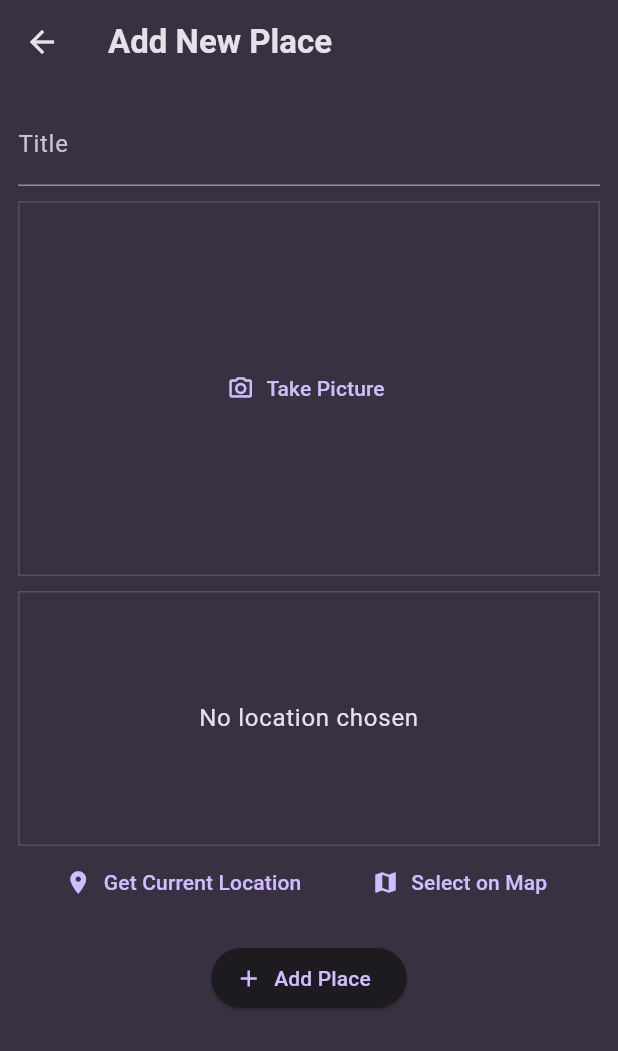
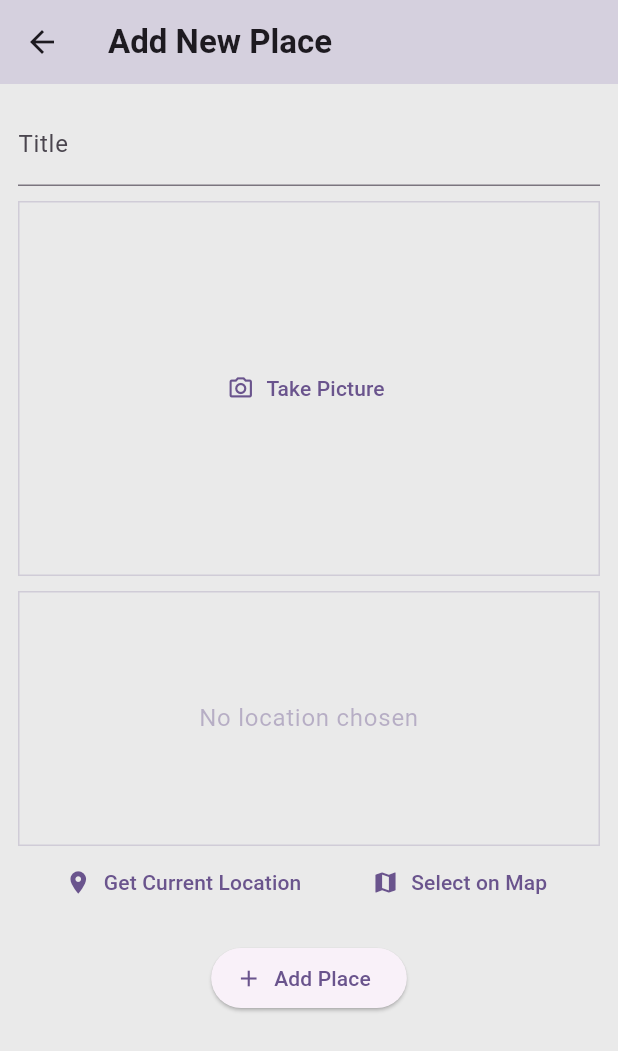
Before and after one commit to Agrima5115/Favorite_Places_App, a Flutter app: the AddPlaceScreen screen opened directly, on a phone screen of 412 x 824 dp. Shown: the top 1051 px of the screen. Run offline on Flutter 3.47's test engine with Material 3 defaults, Android fonts, the phone set to English and light mode, and no system bars; our stand-ins replace flutter_riverpod, google_fonts, google_maps_flutter, image_picker, location, sqflite; accounts and stored records are empty.

Commit message:
fixes and added app logo

```diff
--- a/lib/main.dart
+++ b/lib/main.dart
@@ -4,9 +4,9 @@ import 'package:google_fonts/google_fonts.dart';
 import 'package:favorite_places/screens/places.dart';
 
 final colorScheme = ColorScheme.fromSeed(
-  brightness: Brightness.dark,
-  seedColor: const Color.fromARGB(255, 102, 6, 247),
-  surface: const Color.fromARGB(255, 56, 49, 66),
+  brightness: Brightness.light,
+  seedColor: const Color.fromARGB(255, 16, 0, 42),
+  surface: const Color.fromARGB(255, 234, 234, 234),
 );
 
 final theme = ThemeData().copyWith(
--- a/lib/screens/add_place.dart
+++ b/lib/screens/add_place.dart
@@ -44,6 +44,7 @@ class _AddPlaceScreenState extends ConsumerState<AddPlaceScreen> {
     return Scaffold(
       appBar: AppBar(
         title: const Text('Add New Place'),
+        backgroundColor: const Color.fromARGB(255, 213, 208, 222),
       ),
       body: SingleChildScrollView(
         padding: const EdgeInsets.all(12),
--- a/lib/screens/place_detail.dart
+++ b/lib/screens/place_detail.dart
@@ -19,6 +19,7 @@ class PlaceDetailScreen extends StatelessWidget {
     return Scaffold(
       appBar: AppBar(
         title: Text(place.title),
+        backgroundColor: const Color.fromARGB(255, 213, 208, 222),
       ),
       body: Stack(
         children: [
@@ -46,7 +47,7 @@ class PlaceDetailScreen extends StatelessWidget {
                     );
                   },
                   child: CircleAvatar(
-                    radius: 70,
+                    radius: 40,
                     backgroundImage: NetworkImage(locationImage),
                   ),
                 ),
--- a/lib/screens/places.dart
+++ b/lib/screens/places.dart
@@ -29,6 +29,7 @@ class _PlaceScreenState extends ConsumerState<PlacesScreen> {
     return Scaffold(
       appBar: AppBar(
         title: const Text('Your Places'),
+        backgroundColor: const Color.fromARGB(255, 213, 208, 222),
         actions: [
           IconButton(
             icon: const Icon(Icons.add),
--- a/lib/widgets/location_input.dart
+++ b/lib/widgets/location_input.dart
@@ -103,7 +103,7 @@ class _LocationInputState extends State<LocationInput> {
       'No location chosen',
       textAlign: TextAlign.center,
       style: Theme.of(context).textTheme.bodyLarge!.copyWith(
-            color: Theme.of(context).colorScheme.onSurface,
+            color: Theme.of(context).colorScheme.primary.withOpacity(0.4),
           ),
     );
 
--- a/lib/widgets/places_list.dart
+++ b/lib/widgets/places_list.dart
@@ -32,7 +32,7 @@ class PlacesList extends StatelessWidget {
         ),
         subtitle: Text(
           places[index].location.address,
-          style: Theme.of(context).textTheme.bodySmall!.copyWith(
+          style: Theme.of(context).textTheme.bodyMedium!.copyWith(
                 color: Theme.of(context).colorScheme.onSurface,
               ),
         ),
```
Also changed, not shown: 17 other files.
